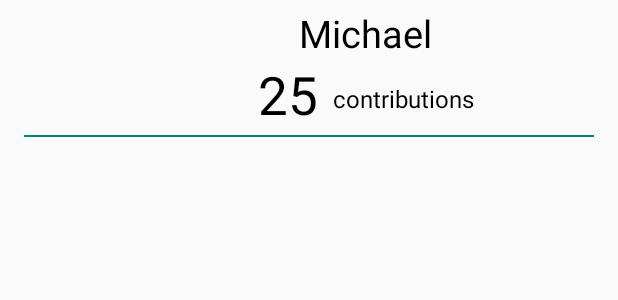
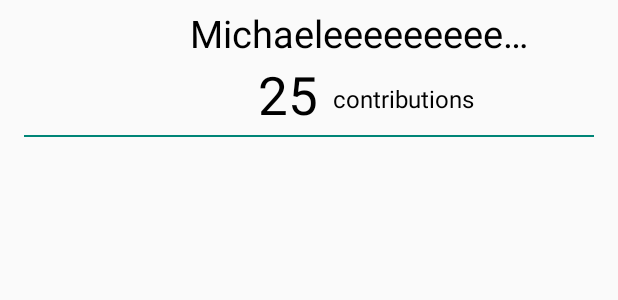
Before and after one commit to codacy-badger/JBossOutreach-app, an Android app: the layout contributors_recycler_item.xml on its own in the app's theme, with its tools: preview values and no code run, on a phone screen of 412 x 824 dp. Shown: the top 300 px of the screen. Run offline under Robolectric (Android 15) with nearby library versions, the phone set to English and light mode, and no system bars.

Commit message:
Nick length fix

```diff
--- a/app/src/main/res/layout/contributors_recycler_item.xml
+++ b/app/src/main/res/layout/contributors_recycler_item.xml
@@ -17,13 +17,16 @@
         android:id="@+id/nickname"
         android:layout_width="wrap_content"
         android:layout_height="wrap_content"
-        android:text="Michael"
+        android:text="Michaeleeeeeeeeeeeeeegfg"
         android:textColor="@android:color/black"
         app:layout_constraintStart_toEndOf="@id/image"
         app:layout_constraintEnd_toEndOf="parent"
         app:layout_constraintTop_toTopOf="parent"
         app:layout_constraintBottom_toTopOf="@id/number_contributions"
         app:layout_constraintVertical_chainStyle="packed"
+        android:ellipsize="end"
+        android:singleLine="true"
+        android:ems="8"
         android:textSize="25sp"
         />
     <TextView
```
